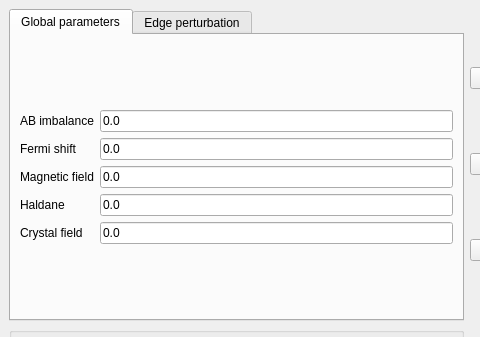
Old version of the form interface-pyqt/huge_0d/interface.ui in the repository joselado/quantum-lattice; both pictures show x 0 to 480 and y 0 to 337 of the 934 by 706 pixel window.
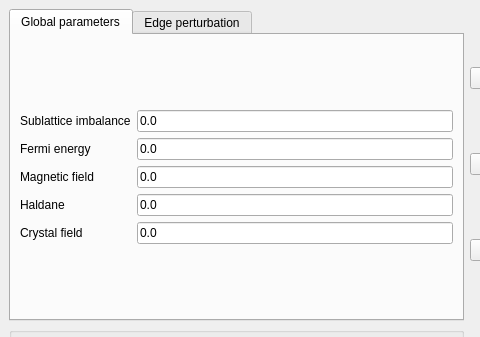
New version of the form. Custom widgets are drawn as their Qt base class.

```diff
--- a/interface-pyqt/huge_0d/interface.ui
+++ b/interface-pyqt/huge_0d/interface.ui
@@ -36,14 +36,14 @@
           <item row="1" column="0">
            <widget class="BodyLabel" name="label_fermi">
             <property name="text">
-             <string>Fermi shift</string>
+             <string>Fermi energy</string>
             </property>
            </widget>
           </item>
           <item row="0" column="0">
            <widget class="BodyLabel" name="label_mAB">
             <property name="text">
-             <string>AB imbalance</string>
+             <string>Sublattice imbalance</string>
             </property>
            </widget>
           </item>
```
